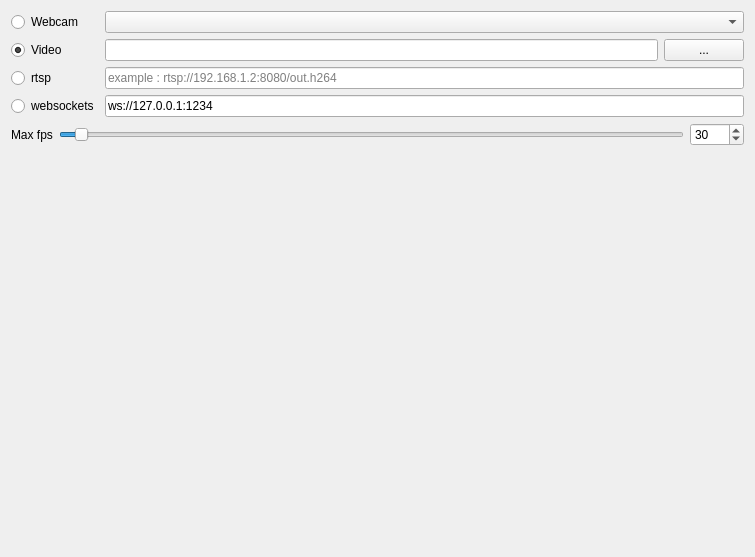
This is generic_cv_tasks/ui/widget_source_selection.ui in stereomatchingkiss/show_cases as Qt 5 draws it before an edit. The edited form follows.
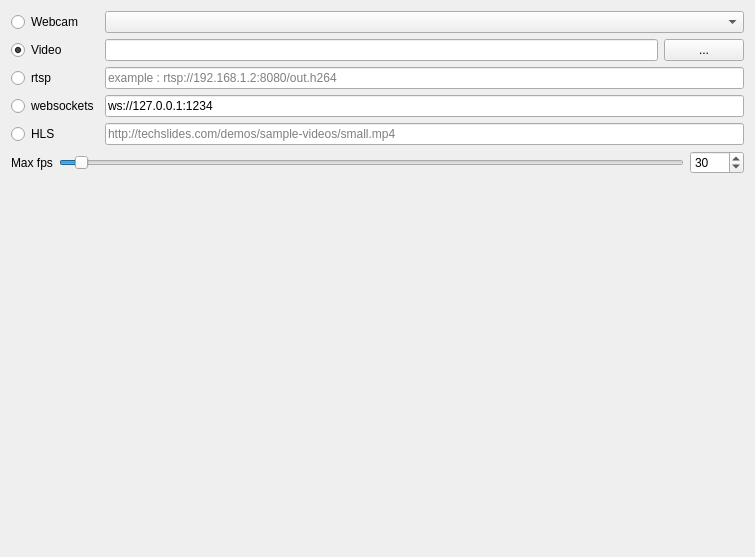
This is the edited form.

Commit message: Support HLS

Diff of the .ui file:
```diff
--- a/generic_cv_tasks/ui/widget_source_selection.ui
+++ b/generic_cv_tasks/ui/widget_source_selection.ui
@@ -83,6 +83,20 @@
        </property>
       </widget>
      </item>
+     <item row="4" column="0">
+      <widget class="QRadioButton" name="radioButtonHLS">
+       <property name="text">
+        <string>HLS</string>
+       </property>
+      </widget>
+     </item>
+     <item row="4" column="1" colspan="2">
+      <widget class="QLineEdit" name="lineEditHLS">
+       <property name="placeholderText">
+        <string>http://techslides.com/demos/sample-videos/small.mp4</string>
+       </property>
+      </widget>
+     </item>
     </layout>
    </item>
    <item>
```
The commit also changes 2 other files.
